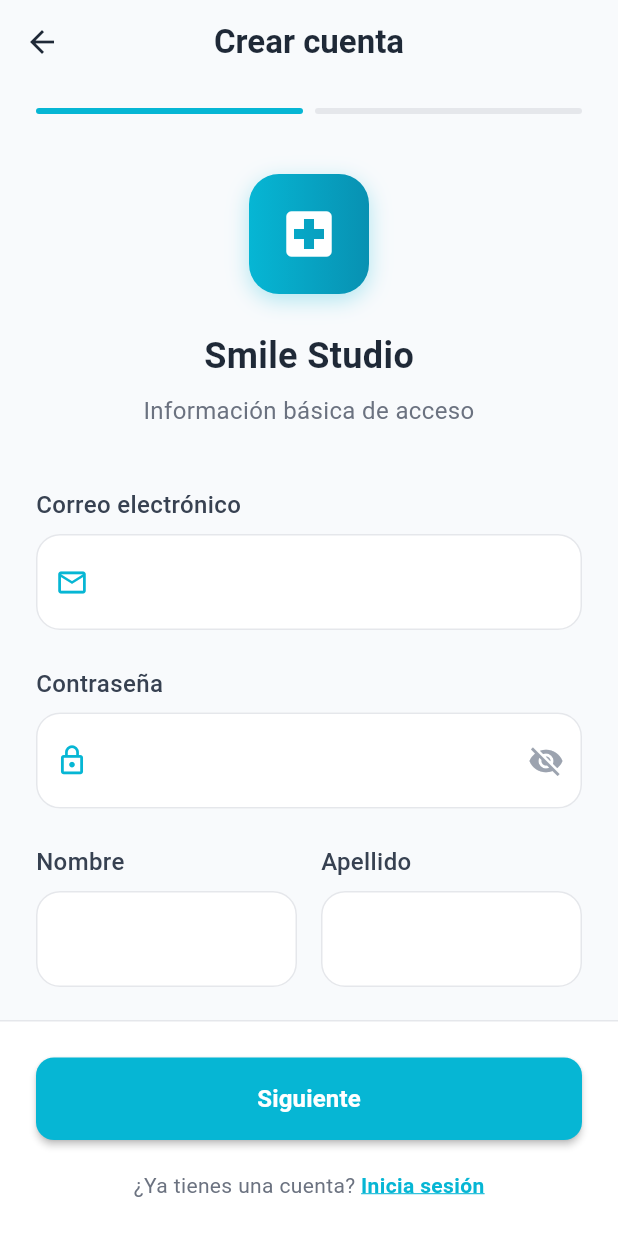
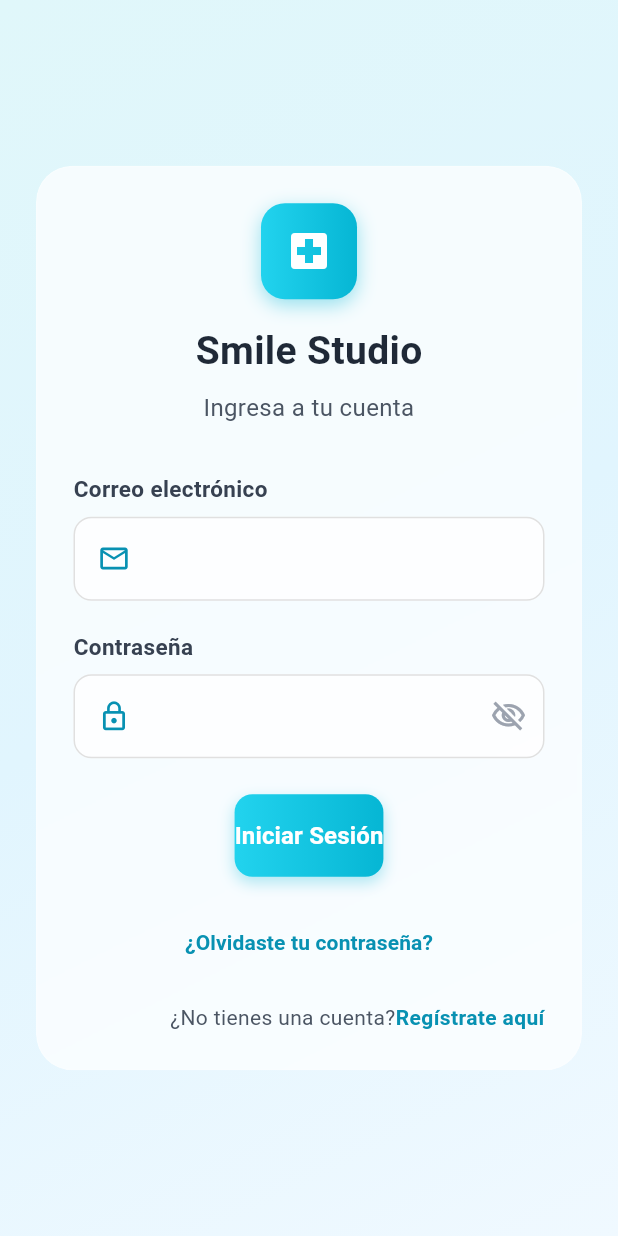
Before and after one commit to MOSZDan/sitwo-project-mobile, a Flutter app: the screen it shows after launch, on a phone screen of 412 x 824 dp. Run offline on Flutter 3.47's test engine with Material 3 defaults, Android fonts, the light colour scheme and no system bars; our stand-ins replace shared_preferences.

Commit message:
SI2-12 <login-mobile>

```diff
--- a/lib/config/app_config.dart
+++ b/lib/config/app_config.dart
@@ -2,13 +2,15 @@ class AppConfig {
   // URL del backend
   static const String baseUrl =
       'https://sitwo-project-backend-vzq2.onrender.com';
-
+//static const String baseUrl =
+//    'http://10.0.2.2:8001';
   // Endpoints de API
   static const String apiPrefix = '/api';
 
   // Auth endpoints
 
   static const String registerEndpoint = '$apiPrefix/auth/register/';
+  static const String loginEndpoint = '$apiPrefix/auth/login/';
 
   // Health check
   static const String healthEndpoint = '$apiPrefix/health/';
@@ -22,7 +24,7 @@ class AppConfig {
   // Headers con autenticación
   static Map<String, String> getAuthHeaders(String token) => {
     ...defaultHeaders,
-    'Authorization': 'Bearer $token',
+    'Authorization': 'Token $token',
   };
 
   // Timeouts
--- a/lib/main.dart
+++ b/lib/main.dart
@@ -1,5 +1,4 @@
 import 'package:flutter/material.dart';
-import 'screens/register_screen.dart';
 import 'utils/app_routes.dart';
 
 void main() {
@@ -35,7 +34,7 @@ class MyApp extends StatelessWidget {
       ),
       debugShowCheckedModeBanner: false,
       // Sistema de rutas
-      initialRoute: AppRoutes.register,
+      initialRoute: AppRoutes.login,
       routes: AppRoutes.routes,
       onGenerateRoute: AppRoutes.onGenerateRoute,
     );
--- /dev/null
+++ b/lib/screens/home_screen.dart
@@ -0,0 +1,52 @@
+
+import 'package:flutter/material.dart';
+import '../services/http_service.dart';
+import '../utils/app_routes.dart';
+
+class HomeScreen extends StatelessWidget {
+  const HomeScreen({super.key});
+
+  Future<void> _logout(BuildContext context) async {
+    final httpService = HttpService();
+    await httpService.removeToken();
+    AppRoutes.navigateAndClearStack(context, AppRoutes.login);
+  }
+
+  @override
+  Widget build(BuildContext context) {
+    return Scaffold(
+      appBar: AppBar(
+        title: const Text('Página de Inicio'),
+        actions: [
+          IconButton(
+            icon: const Icon(Icons.logout),
+            onPressed: () => _logout(context),
+            tooltip: 'Cerrar Sesión',
+          ),
+        ],
+      ),
+      body: const Center(
+        child: Column(
+          mainAxisAlignment: MainAxisAlignment.center,
+          children: [
+            Icon(
+              Icons.check_circle_outline,
+              size: 80,
+              color: Colors.green,
+            ),
+            SizedBox(height: 20),
+            Text(
+              '¡Inicio de sesión exitoso!',
+              style: TextStyle(fontSize: 24, fontWeight: FontWeight.bold),
+            ),
+            SizedBox(height: 10),
+            Text(
+              'Bienvenido a la aplicación.',
+              style: TextStyle(fontSize: 16, color: Colors.grey),
+            ),
+          ],
+        ),
+      ),
+    );
+  }
+}
--- /dev/null
+++ b/lib/screens/login_screen.dart
@@ -0,0 +1,389 @@
+
+import 'dart:ui';
+import 'package:flutter/material.dart';
+import '../config/app_config.dart';
+import '../services/http_service.dart';
+import '../utils/app_routes.dart';
+
+class LoginScreen extends StatefulWidget {
+  const LoginScreen({super.key});
+
+  @override
+  State<LoginScreen> createState() => _LoginScreenState();
+}
+
+class _LoginScreenState extends State<LoginScreen> {
+  final _formKey = GlobalKey<FormState>();
+  final _httpService = HttpService();
+
+  // Controllers
+  final _emailController = TextEditingController();
+  final _passwordController = TextEditingController();
+
+  bool _isLoading = false;
+  bool _obscurePassword = true;
+
+  Future<void> _submitForm() async {
+    if (!_formKey.currentState!.validate()) return;
+
+    setState(() => _isLoading = true);
+
+    try {
+      final response = await _httpService.post(
+        AppConfig.loginEndpoint,
+        {
+          'email': _emailController.text.trim(),
+          'password': _passwordController.text,
+        },
+      );
+
+      if (mounted) {
+        if (response.containsKey('token')) {
+          await _httpService.saveToken(response['token']);
+          _showMessage('¡Bienvenido!', true);
+          AppRoutes.navigateToHome(context);
+        } else {
+          _showMessage('Respuesta inesperada del servidor', false);
+        }
+      }
+    } catch (e) {
+      if (mounted) {
+        String errorMessage = e.toString().replaceAll('Exception: ', '');
+        _showMessage(errorMessage, false);
+      }
+    } finally {
+      if (mounted) {
+        setState(() => _isLoading = false);
+      }
+    }
+  }
+
+  void _showMessage(String message, bool isSuccess) {
+    ScaffoldMessenger.of(context).showSnackBar(
+      SnackBar(
+        content: Row(
+          children: [
+            Icon(
+              isSuccess ? Icons.check_circle : Icons.error,
+              color: Colors.white,
+            ),
+            const SizedBox(width: 12),
+            Expanded(child: Text(message)),
+          ],
+        ),
+        backgroundColor:
+            isSuccess ? const Color(0xFF10B981) : const Color(0xFFEF4444),
+        behavior: SnackBarBehavior.floating,
+        shape: RoundedRectangleBorder(borderRadius: BorderRadius.circular(12)),
+        margin: const EdgeInsets.all(16),
+      ),
+    );
+  }
+
+  @override
+  Widget build(BuildContext context) {
+    return Scaffold(
+      body: Container(
+        decoration: const BoxDecoration(
+          gradient: LinearGradient(
+            begin: Alignment.topLeft,
+            end: Alignment.bottomRight,
+            colors: [
+              Color(0xFFE0F7FA), // cyan-50
+              Color(0xFFE1F5FE), // light-blue-50
+              Color(0xFFF0F9FF), // blue-50
+            ],
+          ),
+        ),
+        child: SafeArea(
+          child: Center(
+            child: SingleChildScrollView(
+              padding: const EdgeInsets.all(24.0),
+              child: ClipRRect(
+                borderRadius: BorderRadius.circular(24.0),
+                child: BackdropFilter(
+                  filter: ImageFilter.blur(sigmaX: 10.0, sigmaY: 10.0),
+                  child: Container(
+                    padding: const EdgeInsets.all(24.0),
+                    decoration: BoxDecoration(
+                      color: Colors.white.withOpacity(0.7),
+                      borderRadius: BorderRadius.circular(24.0),
+                      border: Border.all(color: Colors.white.withOpacity(0.2)),
+                    ),
+                    child: Form(
+                      key: _formKey,
+                      child: Column(
+                        mainAxisAlignment: MainAxisAlignment.center,
+                        mainAxisSize: MainAxisSize.min,
+                        children: [
+                          // Header
+                          Container(
+                            width: 64,
+                            height: 64,
+                            decoration: BoxDecoration(
+                              gradient: const LinearGradient(
+                                colors: [Color(0xFF22D3EE), Color(0xFF06B6D4)],
+                              ),
+                              borderRadius: BorderRadius.circular(16),
+                              boxShadow: [
+                                BoxShadow(
+                                  color: const Color(0xFF06B6D4).withOpacity(0.4),
+                                  blurRadius: 10,
+                                  offset: const Offset(0, 4),
+                                ),
+                              ],
+                            ),
+                            child: const Icon(
+                              Icons.local_hospital, // Using a built-in icon
+                              color: Colors.white,
+                              size: 32,
+                            ),
+                          ),
+                          const SizedBox(height: 16),
+                          const Text(
+                            'Smile Studio',
+                            style: TextStyle(
+                              fontSize: 26,
+                              fontWeight: FontWeight.bold,
+                              color: Color(0xFF1F2937),
+                            ),
+                          ),
+                          const SizedBox(height: 8),
+                          const Text(
+                            'Ingresa a tu cuenta',
+                            style: TextStyle(color: Color(0xFF4B5563), fontSize: 16),
+                            textAlign: TextAlign.center,
+                          ),
+                          const SizedBox(height: 32),
+
+                          // Email field
+                          _buildTextField(
+                            label: 'Correo electrónico',
+                            controller: _emailController,
+                            keyboardType: TextInputType.emailAddress,
+                            prefixIcon: Icons.email_outlined,
+                            validator: (value) {
+                              if (value == null || value.trim().isEmpty) {
+                                return 'El correo es requerido';
+                              }
+                              if (!RegExp(
+                                r'^[a-zA-Z0-9._%+-]+@[a-zA-Z0-9.-]+\.[a-zA-Z]{2,}'
+,
+                              ).hasMatch(value.trim())) {
+                                return 'Ingresa un correo válido';
+                              }
+                              return null;
+                            },
+                          ),
+                          const SizedBox(height: 20),
+
+                          // Password field
+                          _buildTextField(
+                            label: 'Contraseña',
+                            controller: _passwordController,
+                            obscureText: _obscurePassword,
+                            prefixIcon: Icons.lock_outline,
+                            suffixIcon: IconButton(
+                              icon: Icon(
+                                _obscurePassword
+                                    ? Icons.visibility_off_outlined
+                                    : Icons.visibility_outlined,
+                                color: const Color(0xFF9CA3AF),
+                              ),
+                              onPressed: () =>
+                                  setState(() => _obscurePassword = !_obscurePassword),
+                            ),
+                            validator: (value) {
+                              if (value == null || value.isEmpty) {
+                                return 'La contraseña es requerida';
+                              }
+                              return null;
+                            },
+                          ),
+                          const SizedBox(height: 24),
+
+                          // Submit button
+                          _buildGradientButton(),
+
+                          const SizedBox(height: 20),
+
+                          // Forgot Password
+                          TextButton(
+                            onPressed: _isLoading ? null : () {
+                              // TODO: Navigate to forgot password screen
+                            },
+                            child: const Text(
+                              '¿Olvidaste tu contraseña?',
+                              style: TextStyle(
+                                color: Color(0xFF0891B2),
+                                fontWeight: FontWeight.w600,
+                              ),
+                            ),
+                          ),
+
+                          const SizedBox(height: 16),
+
+                          // Register link
+                          Row(
+                            mainAxisAlignment: MainAxisAlignment.center,
+                            children: [
+                              Expanded(
+                                child: const Text(
+                                  '¿No tienes una cuenta? ',
+                                  style: TextStyle(
+                                    fontSize: 14,
+                                    color: Color(0xFF4B5563),
+                                  ),
+                                  textAlign: TextAlign.right, // Align text to the right within its expanded space
+                                ),
+                              ),
+                              GestureDetector(
+                                onTap: _isLoading
+                                    ? null
+                                    : () => AppRoutes.navigateToRegister(context),
+                                child: const Text(
+                                  'Regístrate aquí',
+                                  style: TextStyle(
+                                    fontSize: 14,
+                                    color: Color(0xFF0891B2),
+                                    fontWeight: FontWeight.w600,
+                                  ),
+                                ),
+                              ),
+                            ],
+                          ),
+                        ],
+                      ),
+                    ),
+                  ),
+                ),
+              ),
+            ),
+          ),
+        ),
+      ),
+    );
+  }
+
+  Widget _buildGradientButton() {
+    return Container(
+      decoration: BoxDecoration(
+        gradient: const LinearGradient(
+          colors: [Color(0xFF22D3EE), Color(0xFF06B6D4)],
+          begin: Alignment.centerLeft,
+          end: Alignment.centerRight,
+        ),
+        borderRadius: BorderRadius.circular(12),
+        boxShadow: [
+          BoxShadow(
+            color: const Color(0xFF06B6D4).withOpacity(0.3),
+            blurRadius: 8,
+            offset: const Offset(0, 4),
+          ),
+        ],
+      ),
+      child: ElevatedButton(
+        onPressed: _isLoading ? null : _submitForm,
+        style: ElevatedButton.styleFrom(
+          backgroundColor: Colors.transparent,
+          shadowColor: Colors.transparent,
+          padding: const EdgeInsets.symmetric(vertical: 16),
+          shape: RoundedRectangleBorder(
+            borderRadius: BorderRadius.circular(12),
+          ),
+        ),
+        child: _isLoading
+            ? const SizedBox(
+                height: 24,
+                width: 24,
+                child: CircularProgressIndicator(
+                  strokeWidth: 2,
+                  valueColor: AlwaysStoppedAnimation<Color>(Colors.white),
+                ),
+              )
+            : const Text(
+                'Iniciar Sesión',
+                style: TextStyle(
+                  fontSize: 16,
+                  fontWeight: FontWeight.bold,
+                  color: Colors.white,
+                ),
+              ),
+      ),
+    );
+  }
+
+  Widget _buildTextField({
+    required String label,
+    required TextEditingController controller,
+    TextInputType keyboardType = TextInputType.text,
+    bool obscureText = false,
+    IconData? prefixIcon,
+    Widget? suffixIcon,
+    String? Function(String?)? validator,
+  }) {
+    return Column(
+      crossAxisAlignment: CrossAxisAlignment.start,
+      children: [
+        Text(
+          label,
+          style: const TextStyle(
+            fontSize: 15,
+            fontWeight: FontWeight.w600,
+            color: Color(0xFF374151),
+          ),
+        ),
+        const SizedBox(height: 8),
+        TextFormField(
+          controller: controller,
+          keyboardType: keyboardType,
+          obscureText: obscureText,
+          validator: validator,
+          style: const TextStyle(fontSize: 16, color: Color(0xFF1F2937)),
+          decoration: InputDecoration(
+            prefixIcon: prefixIcon != null
+                ? Padding(
+                    padding: const EdgeInsets.only(left: 16, right: 12),
+                    child: Icon(prefixIcon, color: const Color(0xFF0891B2), size: 22),
+                  )
+                : null,
+            suffixIcon: suffixIcon,
+            filled: true,
+            fillColor: Colors.white.withOpacity(0.8),
+            border: OutlineInputBorder(
+              borderRadius: BorderRadius.circular(12),
+              borderSide: BorderSide.none,
+            ),
+            enabledBorder: OutlineInputBorder(
+              borderRadius: BorderRadius.circular(12),
+              borderSide: BorderSide(color: Colors.grey.shade300),
+            ),
+            focusedBorder: OutlineInputBorder(
+              borderRadius: BorderRadius.circular(12),
+              borderSide: const BorderSide(color: Color(0xFF06B6D4), width: 2),
+            ),
+            errorBorder: OutlineInputBorder(
+              borderRadius: BorderRadius.circular(12),
+              borderSide: const BorderSide(color: Color(0xFFEF4444), width: 1.5),
+            ),
+            focusedErrorBorder: OutlineInputBorder(
+              borderRadius: BorderRadius.circular(12),
+              borderSide: const BorderSide(color: Color(0xFFEF4444), width: 2),
+            ),
+            contentPadding: const EdgeInsets.symmetric(
+              horizontal: 16,
+              vertical: 16,
+            ),
+          ),
+        ),
+      ],
+    );
+  }
+
+  @override
+  void dispose() {
+    _emailController.dispose();
+    _passwordController.dispose();
+    super.dispose();
+  }
+}
--- a/lib/utils/app_routes.dart
+++ b/lib/utils/app_routes.dart
@@ -1,7 +1,7 @@
 import 'package:flutter/material.dart';
 import '../screens/register_screen.dart';
-// import '../screens/login_screen.dart';         // Descomentar cuando exista
-// import '../screens/home_screen.dart';          // Descomentar cuando exista
+import '../screens/login_screen.dart';
+import '../screens/home_screen.dart';
 // import '../screens/profile_screen.dart';       // Descomentar cuando exista
 // import '../screens/appointments_screen.dart';  // Descomentar cuando exista
 
@@ -18,10 +18,10 @@ class AppRoutes {
   static Map<String, WidgetBuilder> get routes {
     return {
       register: (context) => const RegisterScreen(),
+      login: (context) => const LoginScreen(),
+      home: (context) => const HomeScreen(),
 
       // TODO: Descomentar cuando las pantallas existan
-      // login: (context) => const LoginScreen(),
-      // home: (context) => const HomeScreen(),
       // profile: (context) => const ProfileScreen(),
       // appointments: (context) => const AppointmentsScreen(),
     };
```
Also changed, not shown: pubspec.lock.
